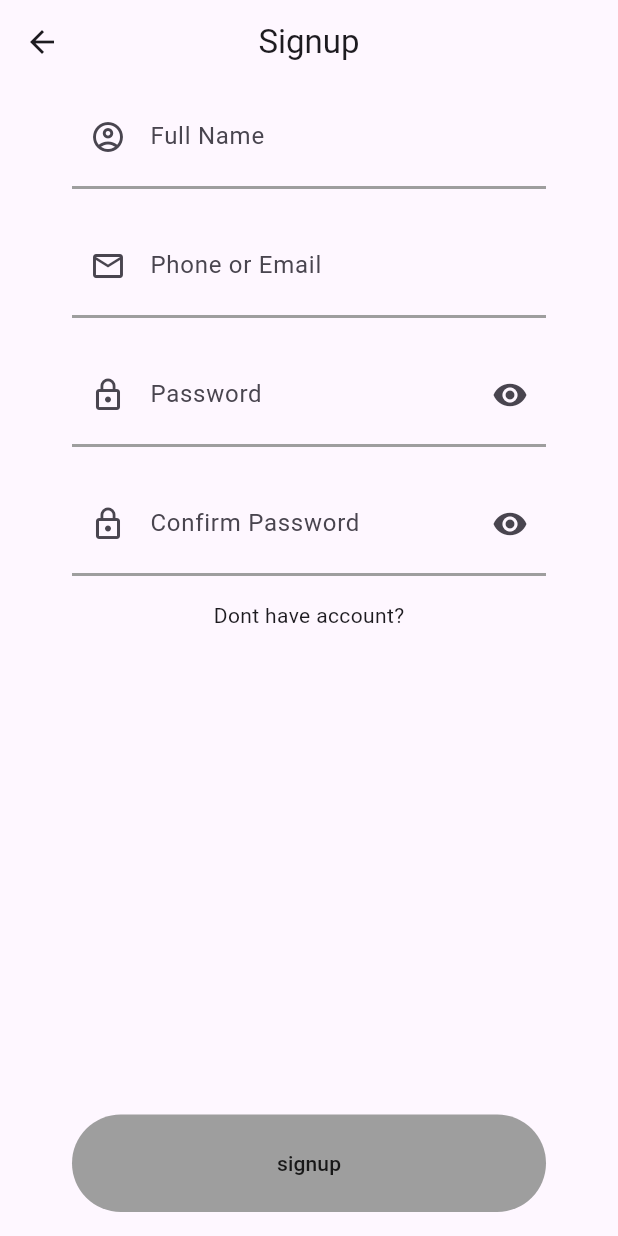
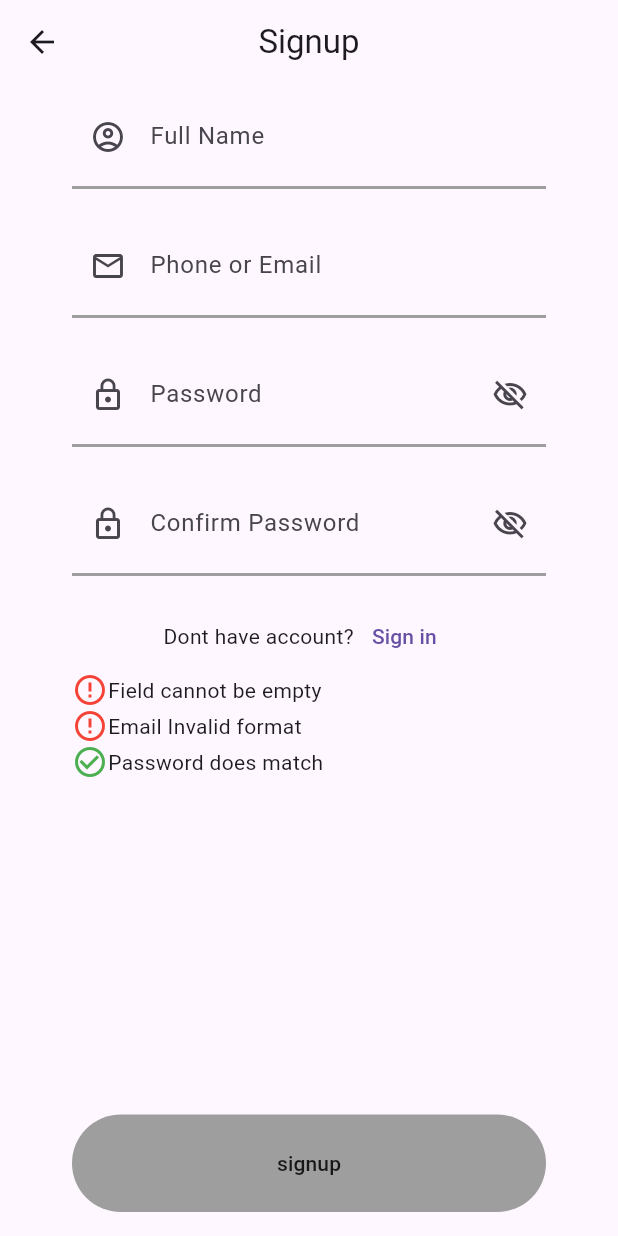
Before and after one commit to sjmagbanua/Barux, a Flutter app: the SignupPage screen opened by its route, on a phone screen of 412 x 824 dp. Run offline on Flutter 3.47's test engine with Material 3 defaults, Android fonts, the phone set to English and light mode, and no system bars; our stand-ins replace bloc, flutter_bloc, freezed_annotation, go_router, google_maps_flutter.

Commit message:
added textfield validation & obscure text toggle state

```diff
--- a/lib/pages/signup/view/signupForm.dart
+++ b/lib/pages/signup/view/signupForm.dart
@@ -1,3 +1,4 @@
+import 'package:barux/models/models.dart';
 import 'package:barux/pages/signup/bloc/bloc.dart';
 import 'package:flutter/material.dart';
 import 'package:flutter_bloc/flutter_bloc.dart';
@@ -48,6 +49,7 @@ class Signupform extends StatelessWidget {
               ),
             ),
             TextFormField(
+              obscureText: !state.toggle,
               onChanged: (value) {
                 bloc.add(
                   PasswordChanged(value),
@@ -62,9 +64,15 @@ class Signupform extends StatelessWidget {
                 ),
                 suffixIcon: IconButton(
                   icon: Icon(
-                    Icons.remove_red_eye,
+                    state.toggle
+                        ? Icons.visibility_outlined
+                        : Icons.visibility_off_outlined,
                   ),
-                  onPressed: () {},
+                  onPressed: () {
+                    bloc.add(
+                      PasswordToggle(state.toggle),
+                    );
+                  },
                 ),
               ),
             ),
@@ -73,6 +81,7 @@ class Signupform extends StatelessWidget {
                 vertical: 16,
               ),
               child: TextFormField(
+                obscureText: !state.toggle,
                 onChanged: (value) {
                   bloc.add(
                     ConfirmPasswordChanged(value),
@@ -86,15 +95,93 @@ class Signupform extends StatelessWidget {
                     Icons.lock_outline,
                   ),
                   suffixIcon: IconButton(
-                    icon: Icon(
-                      Icons.remove_red_eye,
-                    ),
-                    onPressed: () {},
+                    icon: Icon(state.confirmPassToggle
+                        ? Icons.visibility_outlined
+                        : Icons.visibility_off_outlined),
+                    onPressed: () {
+                      bloc.add(
+                        ConfirmPasswordToggle(state.confirmPassToggle),
+                      );
+                    },
                   ),
                 ),
               ),
             ),
-            Text('Dont have account?'),
+            Row(
+              mainAxisAlignment: MainAxisAlignment.center,
+              children: [
+                Text('Dont have account?'),
+                TextButton(
+                  onPressed: () {
+                    // context.push(Onboardingscreenpage.route);
+                  },
+                  child: Text('Sign in'),
+                )
+              ],
+            ),
+            state.emailValue.value.isEmpty &&
+                    state.fullNameValue.value.isEmpty &&
+                    state.passwordValue.value.isEmpty &&
+                    state.confirmPasswordValue.value.isEmpty
+                ? Row(
+                    children: [
+                      Icon(
+                        Icons.error_outline,
+                        color: Colors.red,
+                      ),
+                      Text('Field cannot be empty'),
+                    ],
+                  )
+                : Row(
+                    children: [
+                      Icon(
+                        Icons.check_circle_outline,
+                        color: Colors.green,
+                      ),
+                    ],
+                  ),
+            state.emailValue.errorType == ErrorType.none
+                ? Row(
+                    children: [
+                      Icon(
+                        Icons.check_circle_outlined,
+                        color: Colors.green,
+                      ),
+                      Text(
+                        "Email valid format",
+                      ),
+                    ],
+                  )
+                : Row(
+                    children: [
+                      Icon(
+                        Icons.error_outline,
+                        color: Colors.red,
+                      ),
+                      Text(
+                        "Email Invalid format",
+                      ),
+                    ],
+                  ),
+            state.passwordValue.value != state.confirmPasswordValue.value
+                ? Row(
+                    children: [
+                      Icon(
+                        Icons.error_outline,
+                        color: Colors.red,
+                      ),
+                      Text('Password does not match')
+                    ],
+                  )
+                : Row(
+                    children: [
+                      Icon(
+                        Icons.check_circle_outline,
+                        color: Colors.green,
+                      ),
+                      Text('Password does match')
+                    ],
+                  ),
           ],
         );
       },
```
